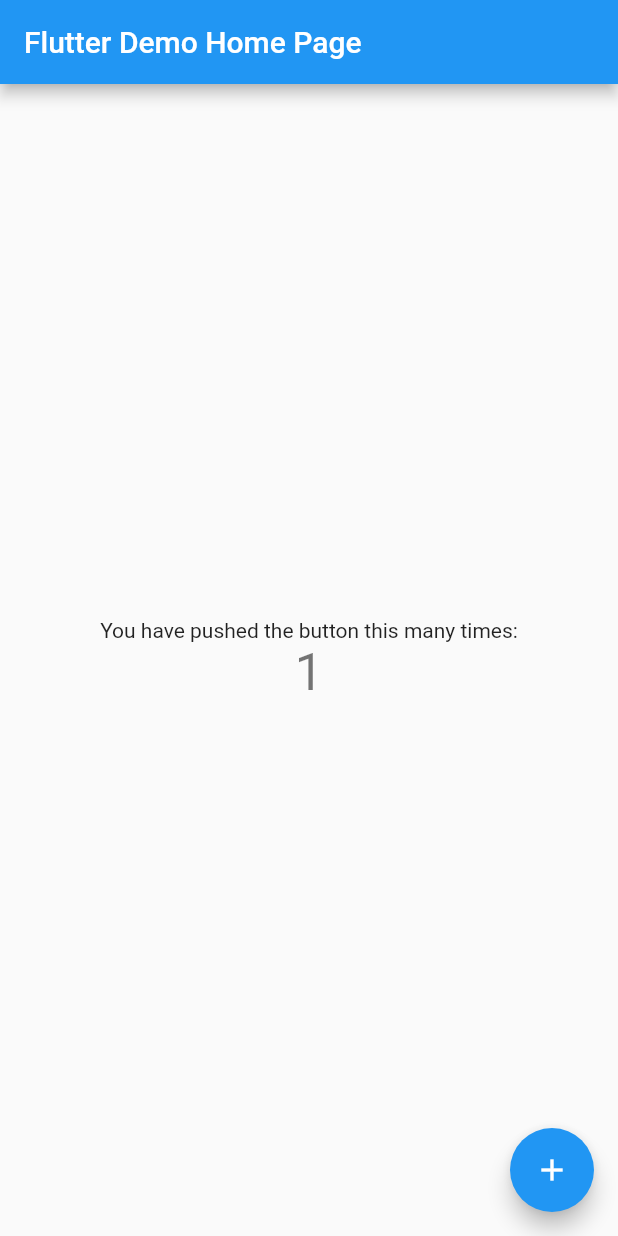
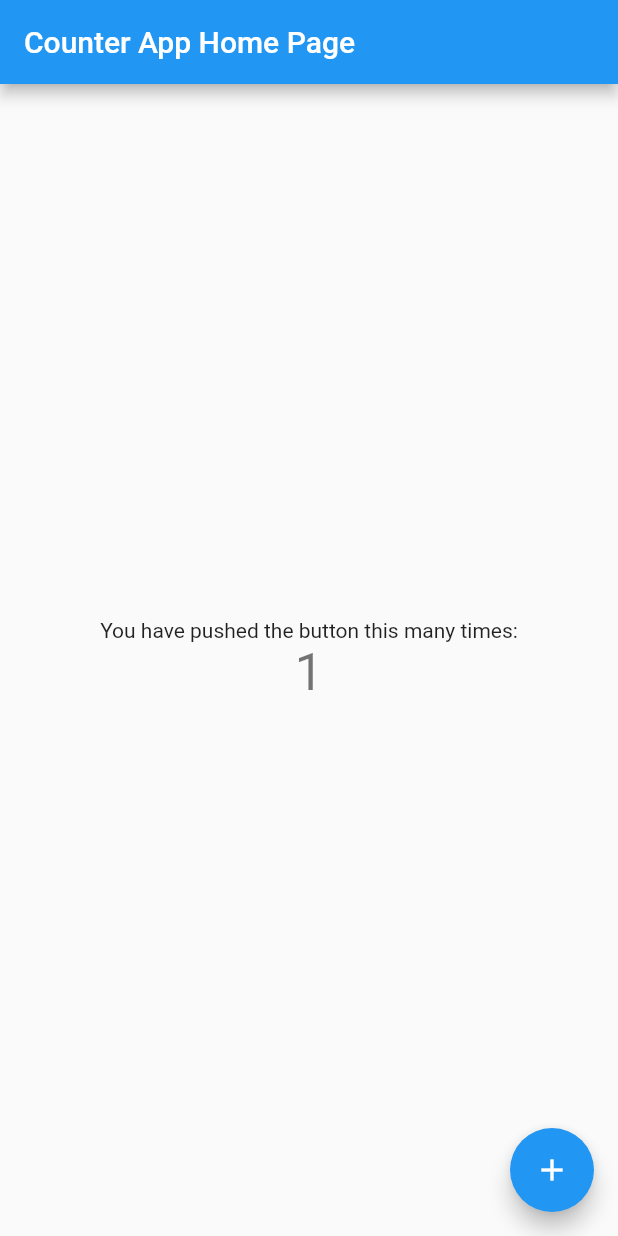
Before and after one commit to arifikhsan/flutter_driver_test, a Flutter app: the screen it shows after launch, after a tap on the "add" icon, on a phone screen of 412 x 824 dp. Run offline on Flutter 3.47's test engine with Material 2 defaults, Android fonts, the phone set to English and light mode, and no system bars.

Commit message:
driver test

```diff
--- a/lib/main.dart
+++ b/lib/main.dart
@@ -1,117 +1,14 @@
 import 'package:flutter/material.dart';
+import 'package:flutter_driver_test/screen/counter_screen.dart';
 
-void main() {
-  runApp(MyApp());
-}
+void main() => runApp(App());
 
-class MyApp extends StatelessWidget {
-  // This widget is the root of your application.
+class App extends StatelessWidget {
   @override
   Widget build(BuildContext context) {
     return MaterialApp(
-      title: 'Flutter Demo',
-      theme: ThemeData(
-        // This is the theme of your application.
-        //
-        // Try running your application with "flutter run". You'll see the
-        // application has a blue toolbar. Then, without quitting the app, try
-        // changing the primarySwatch below to Colors.green and then invoke
-        // "hot reload" (press "r" in the console where you ran "flutter run",
-        // or simply save your changes to "hot reload" in a Flutter IDE).
-        // Notice that the counter didn't reset back to zero; the application
-        // is not restarted.
-        primarySwatch: Colors.blue,
-        // This makes the visual density adapt to the platform that you run
-        // the app on. For desktop platforms, the controls will be smaller and
-        // closer together (more dense) than on mobile platforms.
-        visualDensity: VisualDensity.adaptivePlatformDensity,
-      ),
-      home: MyHomePage(title: 'Flutter Demo Home Page'),
+      title: 'Counter App',
+      home: CounterScreen(title: 'Counter App Home Page'),
     );
   }
 }
-
-class MyHomePage extends StatefulWidget {
-  MyHomePage({Key key, this.title}) : super(key: key);
-
-  // This widget is the home page of your application. It is stateful, meaning
-  // that it has a State object (defined below) that contains fields that affect
-  // how it looks.
-
-  // This class is the configuration for the state. It holds the values (in this
-  // case the title) provided by the parent (in this case the App widget) and
-  // used by the build method of the State. Fields in a Widget subclass are
-  // always marked "final".
-
-  final String title;
-
-  @override
-  _MyHomePageState createState() => _MyHomePageState();
-}
-
-class _MyHomePageState extends State<MyHomePage> {
-  int _counter = 0;
-
-  void _incrementCounter() {
-    setState(() {
-      // This call to setState tells the Flutter framework that something has
-      // changed in this State, which causes it to rerun the build method below
-      // so that the display can reflect the updated values. If we changed
-      // _counter without calling setState(), then the build method would not be
-      // called again, and so nothing would appear to happen.
-      _counter++;
-    });
-  }
-
-  @override
-  Widget build(BuildContext context) {
-    // This method is rerun every time setState is called, for instance as done
-    // by the _incrementCounter method above.
-    //
-    // The Flutter framework has been optimized to make rerunning build methods
-    // fast, so that you can just rebuild anything that needs updating rather
-    // than having to individually change instances of widgets.
-    return Scaffold(
-      appBar: AppBar(
-        // Here we take the value from the MyHomePage object that was created by
-        // the App.build method, and use it to set our appbar title.
-        title: Text(widget.title),
-      ),
-      body: Center(
-        // Center is a layout widget. It takes a single child and positions it
-        // in the middle of the parent.
-        child: Column(
-          // Column is also a layout widget. It takes a list of children and
-          // arranges them vertically. By default, it sizes itself to fit its
-          // children horizontally, and tries to be as tall as its parent.
-          //
-          // Invoke "debug painting" (press "p" in the console, choose the
-          // "Toggle Debug Paint" action from the Flutter Inspector in Android
-          // Studio, or the "Toggle Debug Paint" command in Visual Studio Code)
-          // to see the wireframe for each widget.
-          //
-          // Column has various properties to control how it sizes itself and
-          // how it positions its children. Here we use mainAxisAlignment to
-          // center the children vertically; the main axis here is the vertical
-          // axis because Columns are vertical (the cross axis would be
-          // horizontal).
-          mainAxisAlignment: MainAxisAlignment.center,
-          children: <Widget>[
-            Text(
-              'You have pushed the button this many times:',
-            ),
-            Text(
-              '$_counter',
-              style: Theme.of(context).textTheme.headline4,
-            ),
-          ],
-        ),
-      ),
-      floatingActionButton: FloatingActionButton(
-        onPressed: _incrementCounter,
-        tooltip: 'Increment',
-        child: Icon(Icons.add),
-      ), // This trailing comma makes auto-formatting nicer for build methods.
-    );
-  }
-}
--- /dev/null
+++ b/lib/screen/counter_screen.dart
@@ -0,0 +1,48 @@
+import 'package:flutter/material.dart';
+
+class CounterScreen extends StatefulWidget {
+  final String title;
+
+  const CounterScreen({Key key, this.title}) : super(key: key);
+
+  @override
+  _CounterScreenState createState() => _CounterScreenState();
+}
+
+class _CounterScreenState extends State<CounterScreen> {
+  int _counter = 0;
+
+  void _incrementCounter() {
+    setState(() {
+      _counter++;
+    });
+  }
+
+  @override
+  Widget build(BuildContext context) {
+    return Scaffold(
+      appBar: AppBar(
+        title: Text(widget.title),
+      ),
+      body: Center(
+        child: Column(
+          mainAxisAlignment: MainAxisAlignment.center,
+          children: <Widget>[
+            Text('You have pushed the button this many times:'),
+            Text(
+              '$_counter',
+              key: Key('counter'),
+              style: Theme.of(context).textTheme.headline4,
+            )
+          ],
+        ),
+      ),
+      floatingActionButton: FloatingActionButton(
+        key: Key('increment'),
+        onPressed: _incrementCounter,
+        tooltip: 'Increment',
+        child: Icon(Icons.add),
+      ),
+    );
+  }
+}
--- /dev/null
+++ b/test_driver/app.dart
@@ -0,0 +1,7 @@
+import 'package:flutter_driver/driver_extension.dart';
+import 'package:flutter_driver_test/main.dart' as app;
+
+void main() {
+  enableFlutterDriverExtension();
+  app.main();
+}
```
Also changed, not shown: pubspec.yaml (+4 -7 lines), test_driver/app_test.dart (added, +29 -0 lines), pubspec.lock, 1 other file.
